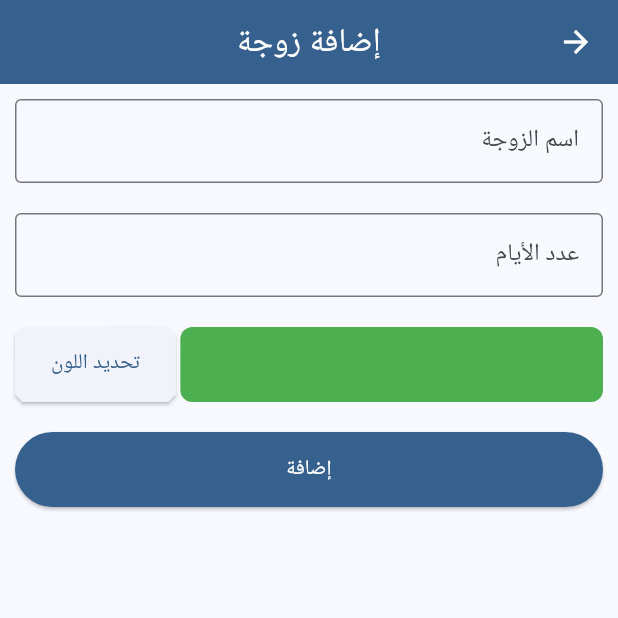
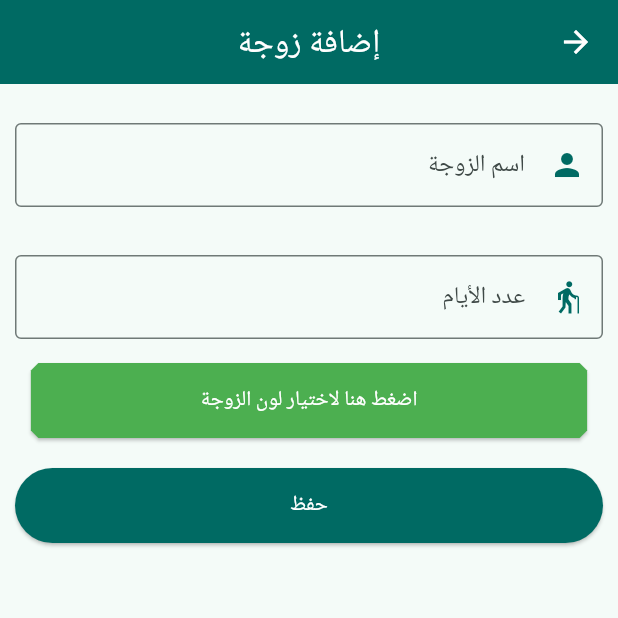
Before and after one commit to Yaser81/mabeet_app, a Flutter app: the AddWifeScreen screen opened directly, on a phone screen of 412 x 824 dp, the top half of it. Run offline on Flutter 3.47's test engine with Material 3 defaults, Android fonts, the phone set to English and light mode, and no system bars; our stand-ins replace equatable, flutter_bloc, google_fonts, table_calendar; missing offline and left inert: flex_color_picker.

Commit message:
refactor wife stay name to wife and schecdule wife stay list to map wifes for make adding wife easy

```diff
--- a/lib/add_wife_screen.dart
+++ b/lib/add_wife_screen.dart
@@ -1,5 +1,8 @@
 import 'package:flutter/material.dart';
 import 'package:flex_color_picker/flex_color_picker.dart';
+import 'package:flutter_bloc/flutter_bloc.dart';
+import 'package:mabeet_app/cubit/cubit/schedule_cubit.dart';
+import 'package:mabeet_app/widgets/custom_text_from_field.dart';
 
 class AddWifeScreen extends StatefulWidget {
   const AddWifeScreen({super.key});
@@ -35,68 +38,65 @@ class AddWifeView extends StatefulWidget {
 class _AddWifeViewState extends State<AddWifeView> {
   Color selectedColor = Colors.green; // Initial color
   final GlobalKey<FormState> _formKey = GlobalKey<FormState>();
+  late String _wifeName;
+  late int _days;
+
   @override
   Widget build(BuildContext context) {
     final colorScheme = Theme.of(context).colorScheme;
-    return Padding(
+    return SingleChildScrollView(
+      child: Padding(
         padding: const EdgeInsets.symmetric(vertical: 10, horizontal: 10),
+        child: Form(
+          key: _formKey,
           child: Column(
             children: [
-          Form(
-            key: _formKey,
-            child: TextFormField(
-              decoration: InputDecoration(
-                label: Text('اسم الزوجة'),
-                hint: Text('ادخل اسم الزوجة'),
-                border: OutlineInputBorder(),
-                // Border color when focused
-                focusedBorder: OutlineInputBorder(
-                  borderSide: BorderSide(
+              CustomTextFormField(
+                labelText: 'اسم الزوجة',
+                hintText: 'أدخل اسم الزوجة',
+                perfixIcon: Icon(
+                  Icons.person,
                   color: Theme.of(context).primaryColor,
-                    width: 2.0,
                 ),
+                validator: (value) {
+                  if (value == null || value.isEmpty) {
+                    return 'اسم الزوجة مطلوب';
+                  }
+                  return null;
+                },
+                onSaved: (newValue) => _wifeName = newValue!,
               ),
+              CustomTextFormField(
+                labelText: 'عدد الأيام',
+                hintText: 'أدخل عدد الأيام من 1 إلى 7',
+                perfixIcon: Icon(
+                  Icons.elderly,
+                  color: Theme.of(context).primaryColor,
                 ),
+                validator: (value) {
+                  if (value == null || value.isEmpty) {
+                    return 'عدد الايام مطلوب';
+                  }
+                  int? tryDays = int.tryParse(value);
+                  if (tryDays == null || tryDays > 7 || tryDays < 1) {
+                    return 'عدد الأيام يجب أن يكون بين 1 و 7';
+                  }
+                  return null;
+                },
+                onSaved: (newValue) {
+                  _days = int.tryParse(newValue!)!;
+                },
               ),
-          ),
-          SizedBox(height: 20),
-          TextFormField(
-            keyboardType: TextInputType.numberWithOptions(),
-            decoration: InputDecoration(
-              label: Text('عدد الأيام'),
-              hint: Text('أدخل عدد الايام من 1 الى 7'),
-              border: OutlineInputBorder(),
-              // Border color when focused
-              focusedBorder: OutlineInputBorder(
-                borderSide: BorderSide(
-                  color: Theme.of(context).primaryColor,
-                  width: 2.0,
-                ),
-              ),
-            ),
-          ),
-          SizedBox(height: 20),
 
-          Row(
-            mainAxisSize: MainAxisSize.max,
-            mainAxisAlignment: MainAxisAlignment.spaceBetween,
-            children: [
-              Flexible(
-                flex: 3,
-                child: Container(
-                  height: 50,
-
-                  decoration: BoxDecoration(
-                    color: selectedColor,
-                    borderRadius: BorderRadius.circular(8.0),
-                  ),
-                ),
-              ),
-              SizedBox(width: 3),
               SizedBox(
                 height: 50,
+                width: MediaQuery.of(context).size.width * 0.9,
                 child: ElevatedButton(
                   style: ElevatedButton.styleFrom(
+                    backgroundColor: selectedColor,
+                    foregroundColor: selectedColor.computeLuminance() < 0.5
+                        ? Colors.white
+                        : Colors.black,
                     shape: BeveledRectangleBorder(
                       borderRadius: BorderRadiusGeometry.circular(5),
                     ),
@@ -110,26 +110,34 @@ class _AddWifeViewState extends State<AddWifeView> {
                       selectedColor = newColor;
                     });
                   },
-                  child: Text('تحديد اللون'),
+                  child: Text('اضغط هنا لاختيار لون الزوجة'),
                 ),
-              ),
-            ],
               ),
               SizedBox(height: 20),
               SizedBox(
                 width: 400,
                 height: 50,
                 child: ElevatedButton(
-              onPressed: () async {},
+                  onPressed: () async {
+                    if (_formKey.currentState!.validate()) {
+                      BlocProvider.of<ScheduleCubit>(context).addWife(
+                        wifeName: _wifeName,
+                        days: _days,
+                        color: selectedColor,
+                      );
+                    }
+                  },
                   style: ElevatedButton.styleFrom(
                     backgroundColor: colorScheme.primary, // ← لون الخلفية
                     foregroundColor: colorScheme.onPrimary, // ← لون النص
                   ),
-              child: Text('إضافة'),
+                  child: Text('حفظ'),
                 ),
               ),
             ],
           ),
+        ),
+      ),
     );
   }
 }
--- a/lib/models/models.dart
+++ b/lib/models/models.dart
@@ -1,3 +1,3 @@
 export 'out_home_model.dart';
 export 'schedule_model.dart';
-export 'wife_stay_model.dart';
+export 'wife_model.dart';
--- a/lib/models/schedule_model.dart
+++ b/lib/models/schedule_model.dart
@@ -1,10 +1,10 @@
 import 'package:mabeet_app/models/out_home_model.dart';
-import 'package:mabeet_app/models/wife_stay_model.dart';
+import 'package:mabeet_app/models/wife_model.dart';
 
 class ScheduleModel {
-  final List<WifeStayModel> wivesStay; // قائمة الزوجات
+  final Map<String, WifeModel> wives; // قائمة الزوجات
   final Map<String, OutHomeModel>
   outHomeDays; // الفترات التي يكون فيها خارج المنزل
 
-  ScheduleModel({required this.wivesStay, required this.outHomeDays});
+  ScheduleModel({required this.wives, required this.outHomeDays});
 }
--- /dev/null
+++ b/lib/models/wife_model.dart
@@ -0,0 +1,9 @@
+import 'package:flutter/material.dart';
+
+class WifeModel {
+  final String name;
+  final Color color;
+  int days;
+
+  WifeModel({required this.name, required this.color, required this.days});
+}
--- a/lib/setting_screen.dart
+++ b/lib/setting_screen.dart
@@ -22,9 +22,9 @@ class _SettingsScreenState extends State<SettingsScreen> {
 
   @override
   Widget build(BuildContext context) {
-    var wifes = BlocProvider.of<ScheduleCubit>(context).schedule.wivesStay;
+    var wifes = BlocProvider.of<ScheduleCubit>(context).schedule.wives;
     if (controllers.isEmpty) {
-      for (var wife in wifes) {
+      for (var wife in wifes.values) {
         debugPrint('${wife.days}');
         controllers[wife.name] = TextEditingController(text: '${wife.days}');
       }
--- a/lib/widgets/custom_text_from_field.dart
+++ b/lib/widgets/custom_text_from_field.dart
@@ -30,7 +30,7 @@ class CustomTextFormField extends StatelessWidget {
   @override
   Widget build(BuildContext context) {
     return Padding(
-      padding: const EdgeInsets.only(bottom: 16),
+      padding: const EdgeInsets.only(top: 16, bottom: 16),
       child: TextFormField(
         validator: validator,
         keyboardType: keyboardType,
@@ -40,7 +40,12 @@ class CustomTextFormField extends StatelessWidget {
           prefixIcon: perfixIcon,
           labelText: labelText,
           hintText: hintText,
-          border: OutlineInputBorder(),
+          border: OutlineInputBorder(
+            borderSide: BorderSide(
+              color: Theme.of(context).primaryColor,
+              width: 2.0,
+            ),
+          ),
         ),
         onChanged: onChanged,
         onSaved: onSaved,
```
Also changed, not shown: lib/cubit/cubit/schedule_cubit.dart (+5 -4 lines), lib/home_screen.dart (+5 -7 lines), lib/main.dart (+10 -9 lines), lib/models/wife_stay_model.dart (deleted, +0 -15 lines). Lines whose indentation alone changed are shown as unchanged.
